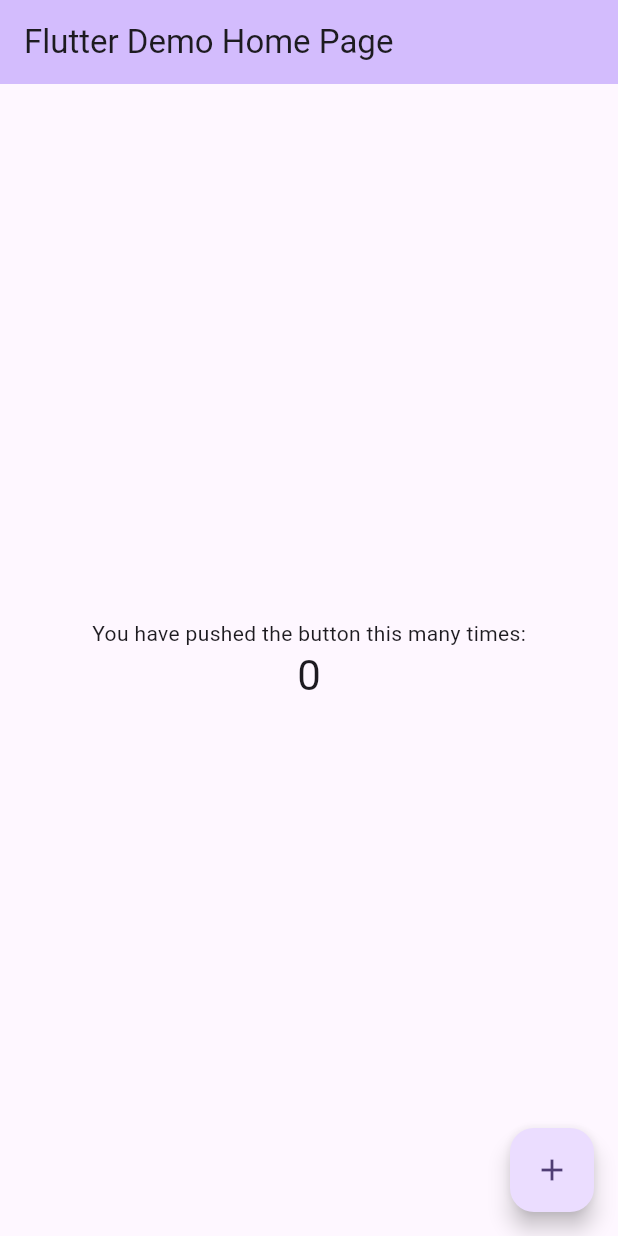
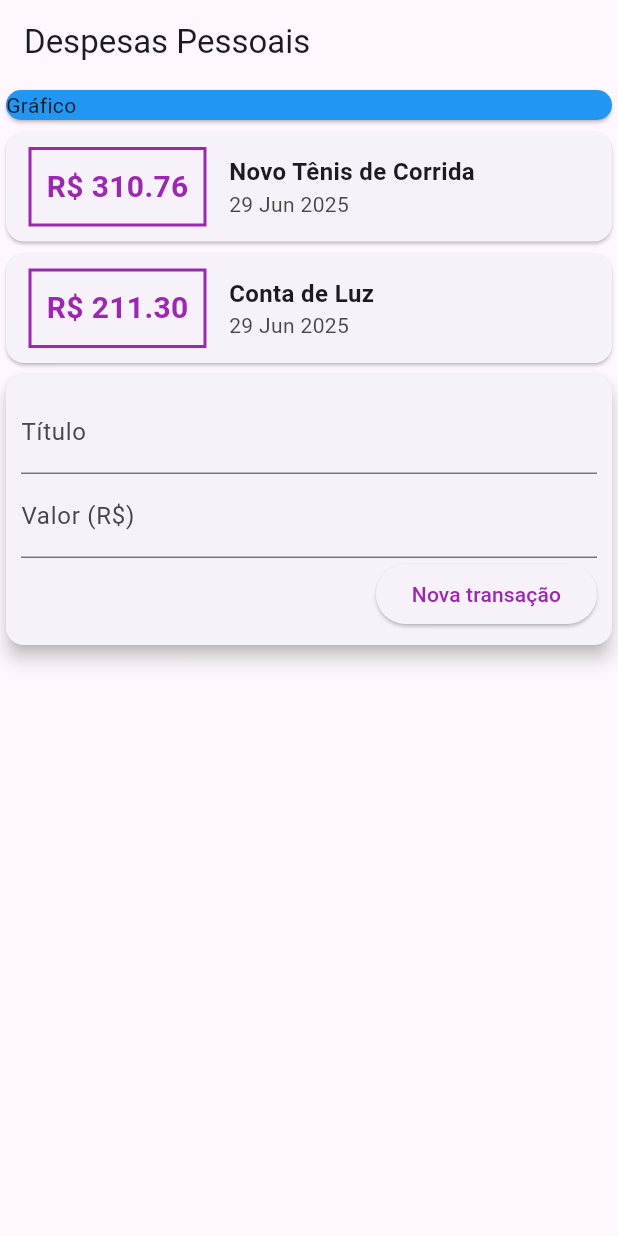
Before and after one commit to Dithan/expenses, a Flutter app: the screen it shows after launch, on a phone screen of 412 x 824 dp. Run offline on Flutter 3.47's test engine with Material 3 defaults, Android fonts, the phone set to English and light mode, and no system bars.

Commit message:
refactor: Refatoração dos componentes

```diff
--- /dev/null
+++ b/lib/components/transaction.user.dart
@@ -0,0 +1,38 @@
+import 'package:expenses/components/transaction_form.dart';
+import 'package:expenses/components/transaction_list.dart';
+import 'package:expenses/models/transaction.dart';
+import 'package:flutter/material.dart';
+
+class TransactionUser extends StatefulWidget {
+  const TransactionUser({super.key});
+
+  @override
+  State<TransactionUser> createState() => _TransactionUserState();
+}
+
+class _TransactionUserState extends State<TransactionUser> {
+  final _transactions = [
+    Transaction(
+      id: 't1',
+      title: 'Novo Tênis de Corrida',
+      value: 310.76,
+      date: DateTime.now(),
+    ),
+    Transaction(
+      id: 't2',
+      title: 'Conta de Luz',
+      value: 211.30,
+      date: DateTime.now(),
+    ),
+  ];
+
+  @override
+  Widget build(BuildContext context) {
+    return Column(
+      children: [
+        TransactionList(transactions: _transactions),
+        TransactionForm(),
+      ],
+    );
+  }
+}
--- /dev/null
+++ b/lib/components/transaction_form.dart
@@ -0,0 +1,54 @@
+import 'package:flutter/material.dart';
+
+class TransactionForm extends StatefulWidget {
+  const TransactionForm({super.key});
+
+  @override
+  State<TransactionForm> createState() => _TransactionFormState();
+}
+
+class _TransactionFormState extends State<TransactionForm> {
+  final titleController = TextEditingController();
+  final valueController = TextEditingController();
+
+  @override
+  Widget build(BuildContext context) {
+    return Card(
+      elevation: 5,
+      child: Padding(
+        padding: EdgeInsets.all(10),
+        child: Column(
+          children: [
+            TextField(
+              controller: titleController,
+              decoration: InputDecoration(
+                labelText: 'Título',
+              ),
+            ),
+            TextField(
+              controller: valueController,
+              decoration: InputDecoration(
+                labelText: 'Valor (R\$)',
+              ),
+            ),
+            Row(
+              mainAxisAlignment: MainAxisAlignment.end,
+              children: [
+                ElevatedButton(
+                  onPressed: () {
+                    print(titleController.text);
+                    print(valueController.text);
+                  },
+                  child: Text(
+                    "Nova transação",
+                    style: TextStyle(color: Colors.purple),
+                  ),
+                ),
+              ],
+            )
+          ],
+        ),
+      ),
+    );
+  }
+}
--- /dev/null
+++ b/lib/components/transaction_list.dart
@@ -0,0 +1,60 @@
+import 'package:expenses/models/transaction.dart';
+import 'package:flutter/material.dart';
+import 'package:intl/intl.dart';
+
+class TransactionList extends StatelessWidget {
+  final List<Transaction> transactions;
+
+  const TransactionList({super.key, required this.transactions});
+
+  @override
+  Widget build(BuildContext context) {
+    return Column(
+      children: transactions.map((tr) {
+        return Card(
+          child: Row(
+            children: [
+              Container(
+                decoration: BoxDecoration(
+                  border: Border.all(
+                    color: Colors.purple,
+                    width: 2,
+                  ),
+                ),
+                padding: EdgeInsets.all(10),
+                margin: EdgeInsets.symmetric(
+                  horizontal: 15,
+                  vertical: 10,
+                ),
+                child: Text(
+                  style: TextStyle(
+                    fontWeight: FontWeight.bold,
+                    fontSize: 20,
+                    color: Colors.purple,
+                  ),
+                  'R\$ ${tr.value.toStringAsFixed(2)}',
+                ),
+              ),
+              Column(
+                crossAxisAlignment: CrossAxisAlignment.start,
+                children: [
+                  Text(
+                    style: TextStyle(
+                      fontSize: 16,
+                      fontWeight: FontWeight.bold,
+                    ),
+                    tr.title,
+                  ),
+                  Text(
+                    style: TextStyle(color: const Color(0xDD2E2E2E)),
+                    DateFormat('d MMM y').format(tr.date),
+                  ),
+                ],
+              ),
+            ],
+          ),
+        );
+      }).toList(),
+    );
+  }
+}
--- a/lib/main.dart
+++ b/lib/main.dart
@@ -1,125 +1,43 @@
+import 'package:expenses/components/transaction.user.dart';
 import 'package:flutter/material.dart';
 
-void main() {
-  runApp(const MyApp());
-}
+main() => runApp(ExpensesApp());
 
-class MyApp extends StatelessWidget {
-  const MyApp({super.key});
+class ExpensesApp extends StatelessWidget {
+  const ExpensesApp({super.key});
 
-  // This widget is the root of your application.
   @override
   Widget build(BuildContext context) {
     return MaterialApp(
-      title: 'Flutter Demo',
-      theme: ThemeData(
-        // This is the theme of your application.
-        //
-        // TRY THIS: Try running your application with "flutter run". You'll see
-        // the application has a purple toolbar. Then, without quitting the app,
-        // try changing the seedColor in the colorScheme below to Colors.green
-        // and then invoke "hot reload" (save your changes or press the "hot
-        // reload" button in a Flutter-supported IDE, or press "r" if you used
-        // the command line to start the app).
-        //
-        // Notice that the counter didn't reset back to zero; the application
-        // state is not lost during the reload. To reset the state, use hot
-        // restart instead.
-        //
-        // This works for code too, not just values: Most code changes can be
-        // tested with just a hot reload.
-        colorScheme: ColorScheme.fromSeed(seedColor: Colors.deepPurple),
-        useMaterial3: true,
-      ),
-      home: const MyHomePage(title: 'Flutter Demo Home Page'),
+      title: 'Expenses',
+      home: MyHomePage(),
     );
   }
 }
 
-class MyHomePage extends StatefulWidget {
-  const MyHomePage({super.key, required this.title});
-
-  // This widget is the home page of your application. It is stateful, meaning
-  // that it has a State object (defined below) that contains fields that affect
-  // how it looks.
-
-  // This class is the configuration for the state. It holds the values (in this
-  // case the title) provided by the parent (in this case the App widget) and
-  // used by the build method of the State. Fields in a Widget subclass are
-  // always marked "final".
-
-  final String title;
-
-  @override
-  State<MyHomePage> createState() => _MyHomePageState();
-}
-
-class _MyHomePageState extends State<MyHomePage> {
-  int _counter = 0;
-
-  void _incrementCounter() {
-    setState(() {
-      // This call to setState tells the Flutter framework that something has
-      // changed in this State, which causes it to rerun the build method below
-      // so that the display can reflect the updated values. If we changed
-      // _counter without calling setState(), then the build method would not be
-      // called again, and so nothing would appear to happen.
-      _counter++;
-    });
-  }
+class MyHomePage extends StatelessWidget {
+  MyHomePage({super.key});
 
   @override
   Widget build(BuildContext context) {
-    // This method is rerun every time setState is called, for instance as done
-    // by the _incrementCounter method above.
-    //
-    // The Flutter framework has been optimized to make rerunning build methods
-    // fast, so that you can just rebuild anything that needs updating rather
-    // than having to individually change instances of widgets.
-    return Scaffold(
-      appBar: AppBar(
-        // TRY THIS: Try changing the color here to a specific color (to
-        // Colors.amber, perhaps?) and trigger a hot reload to see the AppBar
-        // change color while the other colors stay the same.
-        backgroundColor: Theme.of(context).colorScheme.inversePrimary,
-        // Here we take the value from the MyHomePage object that was created by
-        // the App.build method, and use it to set our appbar title.
-        title: Text(widget.title),
-      ),
-      body: Center(
-        // Center is a layout widget. It takes a single child and positions it
-        // in the middle of the parent.
-        child: Column(
-          // Column is also a layout widget. It takes a list of children and
-          // arranges them vertically. By default, it sizes itself to fit its
-          // children horizontally, and tries to be as tall as its parent.
-          //
-          // Column has various properties to control how it sizes itself and
-          // how it positions its children. Here we use mainAxisAlignment to
-          // center the children vertically; the main axis here is the vertical
-          // axis because Columns are vertical (the cross axis would be
-          // horizontal).
-          //
-          // TRY THIS: Invoke "debug painting" (choose the "Toggle Debug Paint"
-          // action in the IDE, or press "p" in the console), to see the
-          // wireframe for each widget.
-          mainAxisAlignment: MainAxisAlignment.center,
-          children: <Widget>[
-            const Text(
-              'You have pushed the button this many times:',
+    return Center(
+      child: Scaffold(
+        appBar: AppBar(
+          title: Text("Despesas Pessoais"),
+        ),
+        body: Column(
+          crossAxisAlignment: CrossAxisAlignment.stretch,
+          children: [
+            SizedBox(
+              child: Card(
+                color: Colors.blue,
+                child: Text("Gráfico"),
+              ),
             ),
-            Text(
-              '$_counter',
-              style: Theme.of(context).textTheme.headlineMedium,
-            ),
+            TransactionUser(),
           ],
         ),
       ),
-      floatingActionButton: FloatingActionButton(
-        onPressed: _incrementCounter,
-        tooltip: 'Increment',
-        child: const Icon(Icons.add),
-      ), // This trailing comma makes auto-formatting nicer for build methods.
     );
   }
 }
--- /dev/null
+++ b/lib/models/transaction.dart
@@ -0,0 +1,13 @@
+class Transaction {
+  final String id;
+  final String title;
+  final double value;
+  final DateTime date;
+
+  Transaction({
+    required this.id,
+    required this.title,
+    required this.value,
+    required this.date,
+  });
+}
--- a/pubspec.yaml
+++ b/pubspec.yaml
@@ -2,7 +2,7 @@ name: expenses
 description: "A new Flutter project."
 # The following line prevents the package from being accidentally published to
 # pub.dev using `flutter pub publish`. This is preferred for private packages.
-publish_to: 'none' # Remove this line if you wish to publish to pub.dev
+publish_to: "none" # Remove this line if you wish to publish to pub.dev
 
 # The following defines the version and build number for your application.
 # A version number is three numbers separated by dots, like 1.2.43
@@ -34,6 +34,7 @@ dependencies:
   # The following adds the Cupertino Icons font to your application.
   # Use with the CupertinoIcons class for iOS style icons.
   cupertino_icons: ^1.0.8
+  intl: ^0.20.2
 
 dev_dependencies:
   flutter_test:
@@ -51,7 +52,6 @@ dev_dependencies:
 
 # The following section is specific to Flutter packages.
 flutter:
-
   # The following line ensures that the Material Icons font is
   # included with your application, so that you can use the icons in
   # the material Icons class.
```
Also changed, not shown: pubspec.lock, 2 other files.
